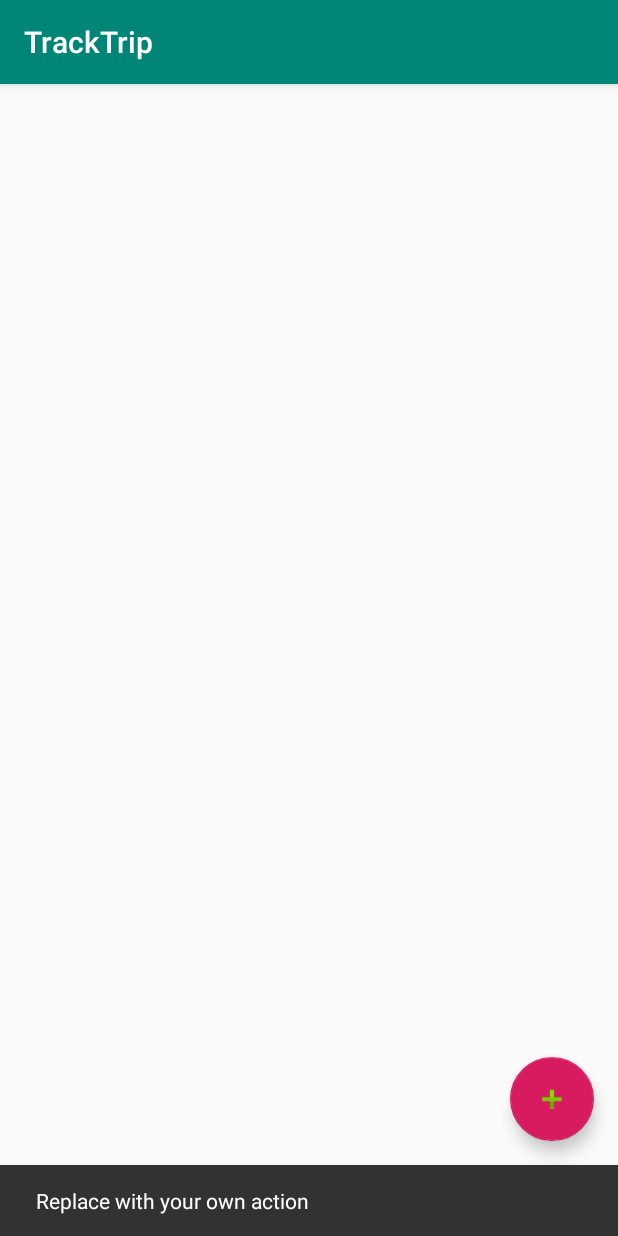
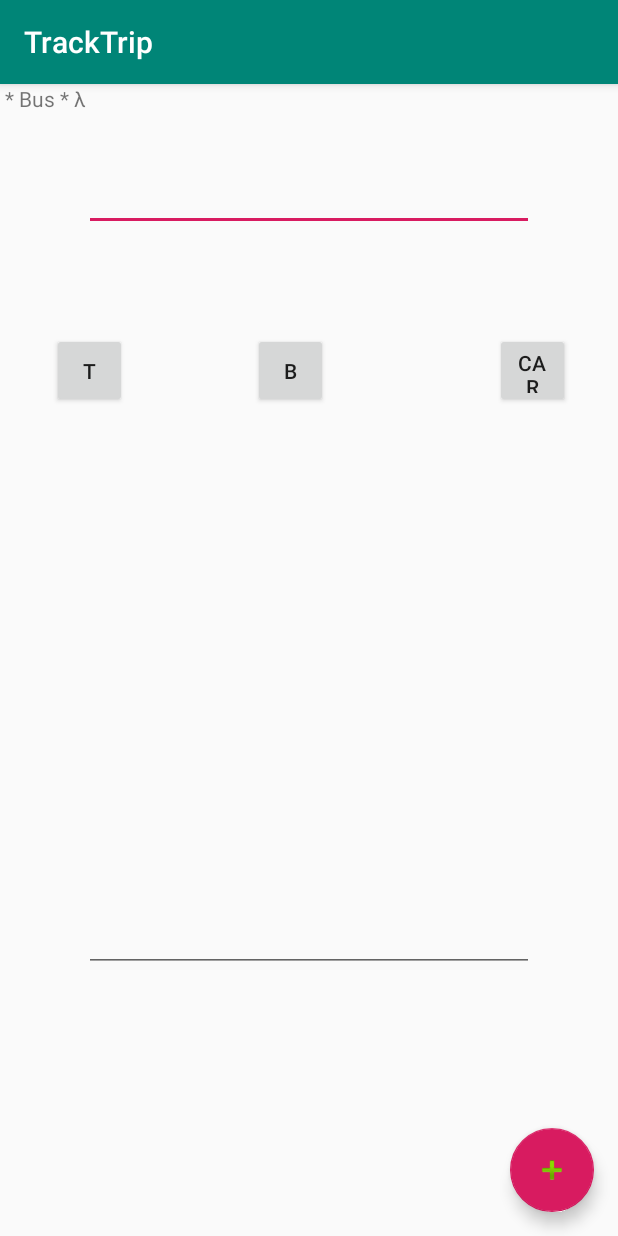
Before and after one commit to aashish7k5/RootCause01, an Android app: the TrackTrip screen opened directly, with no data from a screen before it, after a tap on an icon or button, on a phone screen of 412 x 824 dp. Run offline under Robolectric (Android 15) with nearby library versions, the phone set to English and light mode, and no system bars.

Commit message:
Added functionality for tripsfile. It now collects data properly and reads data properly, for ViewTrips and TrackTrips.

```diff
--- a/app/src/main/java/com/example/aashishkumar/rootcause01/MainActivity.java
+++ b/app/src/main/java/com/example/aashishkumar/rootcause01/MainActivity.java
@@ -7,16 +7,21 @@ import android.view.View;
 import android.widget.EditText;
 import android.widget.TextView;
 
+import java.io.File;
+
 import static android.provider.AlarmClock.EXTRA_MESSAGE;
 
 public class MainActivity extends AppCompatActivity {
-
+    public static File tripsfile;
     private TextView mTextMessage;
 
     @Override
     protected void onCreate(Bundle savedInstanceState) {
         super.onCreate(savedInstanceState);
         setContentView(R.layout.activity_main);
+        tripsfile = new File(getApplicationContext().getFilesDir(), "tripsdata");
+
+
 
     }
 
--- a/app/src/main/java/com/example/aashishkumar/rootcause01/TrackTrip.java
+++ b/app/src/main/java/com/example/aashishkumar/rootcause01/TrackTrip.java
@@ -5,25 +5,81 @@ import android.support.design.widget.FloatingActionButton;
 import android.support.design.widget.Snackbar;
 import android.support.v7.app.AppCompatActivity;
 import android.support.v7.widget.Toolbar;
+import android.util.Log;
 import android.view.View;
+import android.widget.EditText;
+import android.widget.TextView;
+
+import org.w3c.dom.Text;
+
+import java.io.File;
+import java.io.FileInputStream;
+import java.io.FileNotFoundException;
+import java.io.FileOutputStream;
+import java.io.IOException;
+import java.util.Scanner;
 
 public class TrackTrip extends AppCompatActivity {
 
+    public EditText start;
+    public EditText end;
+    public TextView text;
+    public String mode;
+
+
     @Override
     protected void onCreate(Bundle savedInstanceState) {
+
         super.onCreate(savedInstanceState);
         setContentView(R.layout.activity_track_trip);
         Toolbar toolbar = (Toolbar) findViewById(R.id.toolbar);
         setSupportActionBar(toolbar);
-
-        FloatingActionButton fab = (FloatingActionButton) findViewById(R.id.fab);
-        fab.setOnClickListener(new View.OnClickListener() {
-            @Override
-            public void onClick(View view) {
-                Snackbar.make(view, "Replace with your own action", Snackbar.LENGTH_LONG)
-                        .setAction("Action", null).show();
-            }
-        });
+        start = (EditText) findViewById(R.id.starttextbox);
+        end = (EditText) findViewById(R.id.endtextbox);
+        text = (TextView) findViewById(R.id.displaytext);
+        text.setText("Here");
+        //Create file data here.
     }
 
+    public void Submit(View view) throws IOException {
+        start = (EditText) findViewById(R.id.starttextbox);
+        end = (EditText) findViewById(R.id.endtextbox);
+        text = (TextView) findViewById(R.id.displaytext);
+
+        String complete = "";
+        complete += start.getText(); complete += " *" + mode + "* "; complete += end.getText(); complete += "λ";
+        try {
+            FileOutputStream stream = new FileOutputStream(MainActivity.tripsfile, true);
+            try{
+                stream.write(complete.getBytes());
+            } catch (IOException e) {
+                e.printStackTrace();
+            }
+        } catch (FileNotFoundException e) {
+            e.printStackTrace();
+        }
+        String contents = "";
+        Scanner in = new Scanner(MainActivity.tripsfile);
+        while (in.hasNextLine())
+        {
+            contents += in.nextLine();
+        }
+
+        text.setText(contents);
+    }
+
+    public void SelectTrain(View view)
+    {
+        mode = " Train ";
+    }
+
+    public void SelectBus(View view)
+    {
+        mode = " Bus ";
+    }
+
+    public void SelectCar(View view)
+    {
+        mode = " Car ";
+    }
 }
--- a/app/src/main/res/layout/activity_track_trip.xml
+++ b/app/src/main/res/layout/activity_track_trip.xml
@@ -28,6 +28,7 @@
         android:layout_height="wrap_content"
         android:layout_gravity="bottom|end"
         android:layout_margin="@dimen/fab_margin"
-        app:srcCompat="@android:drawable/ic_input_add" />
+        app:srcCompat="@android:drawable/ic_input_add"
+        android:onClick="Submit"/>
 
 </android.support.design.widget.CoordinatorLayout>
--- a/app/src/main/res/layout/content_track_trip.xml
+++ b/app/src/main/res/layout/content_track_trip.xml
@@ -8,4 +8,84 @@
     tools:context=".TrackTrip"
     tools:showIn="@layout/activity_track_trip">
 
+    <TextView
+        android:id="@+id/displaytext"
+        android:layout_height="match_parent"
+        android:layout_width="match_parent"
+        android:text="this is some text">
+
+    </TextView>
+
+    <EditText
+        android:id="@+id/starttextbox"
+        android:layout_width="300dp"
+        android:layout_height="50dp"
+        android:layout_marginStart="8dp"
+        android:layout_marginTop="48dp"
+        android:layout_marginEnd="8dp"
+        app:layout_constraintEnd_toEndOf="parent"
+        app:layout_constraintStart_toStartOf="parent"
+        app:layout_constraintTop_toTopOf="@+id/displaytext" />
+
+    <Button
+        android:id="@+id/train"
+        android:layout_width="50dp"
+        android:layout_height="50dp"
+        android:layout_marginStart="8dp"
+        android:layout_marginTop="68dp"
+        android:layout_marginEnd="8dp"
+        android:layout_marginBottom="8dp"
+        android:onClick="SelectTrain"
+        android:text="T"
+        app:layout_constraintBottom_toTopOf="@+id/endtextbox"
+        app:layout_constraintEnd_toStartOf="@+id/bus"
+        app:layout_constraintHorizontal_bias="0.257"
+        app:layout_constraintStart_toStartOf="parent"
+        app:layout_constraintTop_toBottomOf="@+id/starttextbox"
+        app:layout_constraintVertical_bias="0.0" />
+
+    <Button
+        android:id="@+id/bus"
+        android:layout_width="50dp"
+        android:layout_height="50dp"
+        android:layout_marginStart="164dp"
+        android:layout_marginTop="68dp"
+        android:layout_marginEnd="8dp"
+        android:layout_marginBottom="8dp"
+        android:onClick="SelectBus"
+        android:text="B"
+        app:layout_constraintBottom_toTopOf="@+id/endtextbox"
+        app:layout_constraintEnd_toStartOf="@+id/ecar"
+        app:layout_constraintHorizontal_bias="0.041"
+        app:layout_constraintStart_toStartOf="parent"
+        app:layout_constraintTop_toBottomOf="@+id/starttextbox"
+        app:layout_constraintVertical_bias="0.0" />
+
+    <Button
+        android:id="@+id/ecar"
+        android:layout_width="50dp"
+        android:layout_height="50dp"
+        android:layout_marginTop="68dp"
+        android:layout_marginEnd="32dp"
+        android:layout_marginBottom="8dp"
+        android:onClick="SelectCar"
+        android:text="Car"
+        app:layout_constraintBottom_toTopOf="@+id/endtextbox"
+        app:layout_constraintEnd_toEndOf="parent"
+        app:layout_constraintTop_toBottomOf="@+id/starttextbox"
+        app:layout_constraintVertical_bias="0.0" />
+
+    <EditText
+        android:id="@+id/endtextbox"
+        android:layout_width="300dp"
+        android:layout_height="50dp"
+        android:layout_marginStart="8dp"
+        android:layout_marginEnd="8dp"
+        android:layout_marginBottom="176dp"
+        app:layout_constraintBottom_toBottomOf="@+id/displaytext"
+        app:layout_constraintEnd_toEndOf="parent"
+        app:layout_constraintStart_toStartOf="parent" />
+
+
+
 </android.support.constraint.ConstraintLayout>
```
